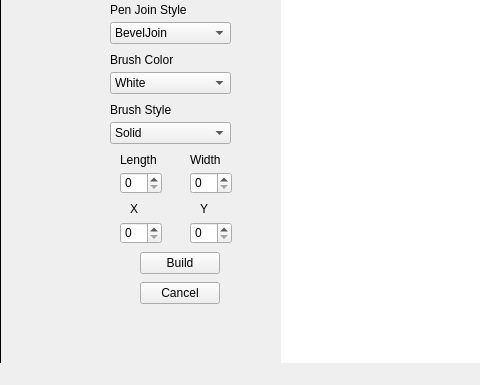
First picture: the form in mainwindow.ui, repository Rthiskidw/scrumBagModeler, before the edit; both pictures show x 0 to 480 and y 247 to 632 of the 1277 by 632 pixel window.
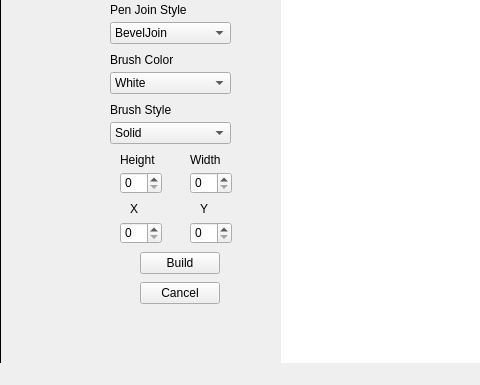
Second picture: the form after the edit. The open tabs and pages were chosen to show the change. Icons and pictures are not drawn. Custom widgets are drawn as their Qt base class.

Commit message: Fixed build for circle and ellipse

```diff
--- a/mainwindow.ui
+++ b/mainwindow.ui
@@ -2979,7 +2979,7 @@
        </rect>
       </property>
       <property name="text">
-       <string>Length</string>
+       <string>Height</string>
       </property>
      </widget>
      <widget class="QSpinBox" name="length_spinBox_10">
```
Left out of the diff: 64 changed lines with no effect on the pictures. The commit also changes 1 other file.
